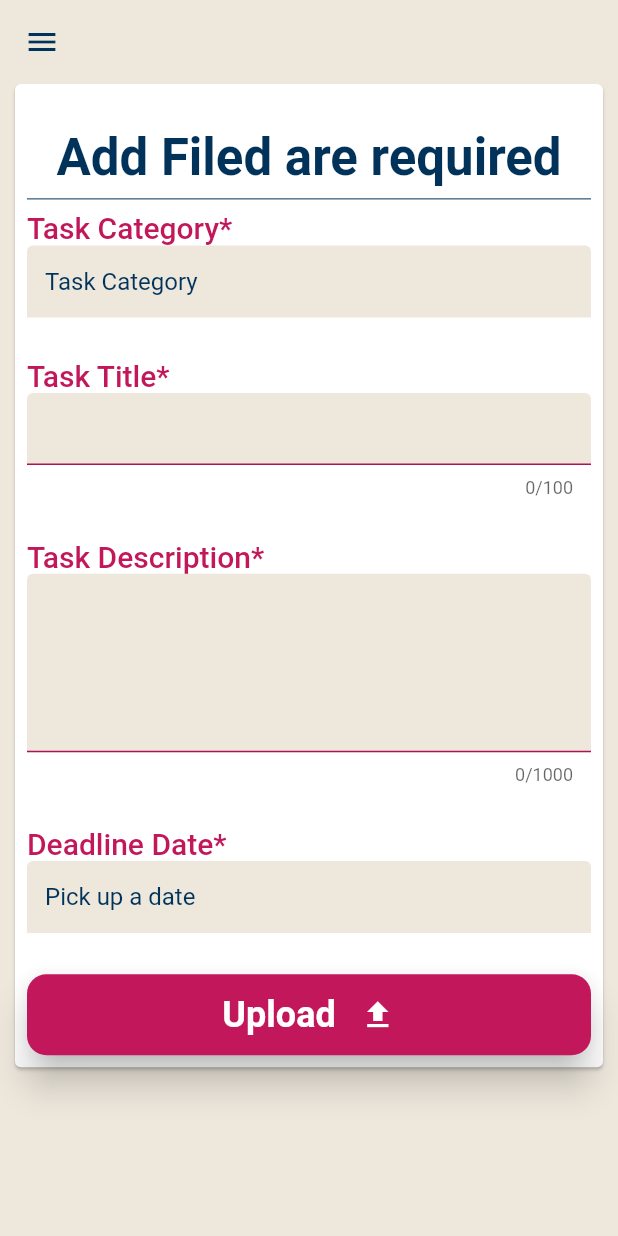
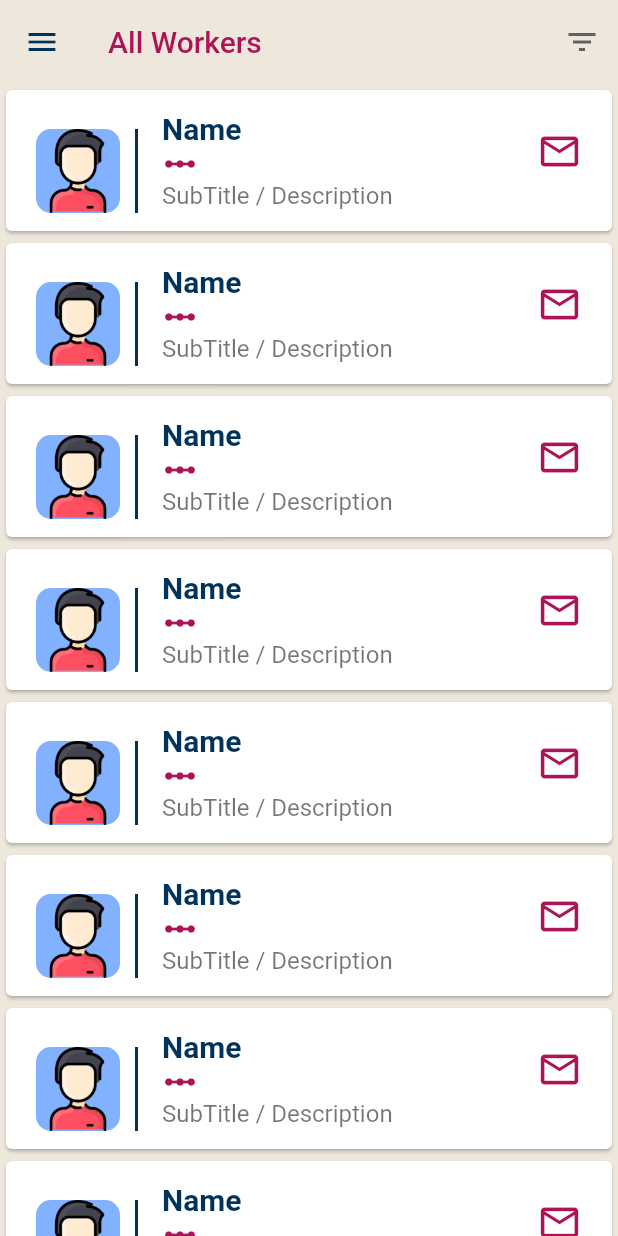
Before and after one commit to HusseinElbhrawy/Work-OS, a Flutter app: the screen it shows after launch, on a phone screen of 412 x 824 dp. Run offline on Flutter 3.47's test engine with Material 2 defaults, Android fonts, the phone set to English and light mode, and no system bars; our stand-ins replace cached_network_image, get.

Commit message:
Compelte Register Workers Screen

```diff
--- a/lib/main.dart
+++ b/lib/main.dart
@@ -1,7 +1,7 @@
 import 'package:flutter/material.dart';
 import 'package:get/get.dart';
 import 'package:work_os/utils/const/const.dart';
-import 'package:work_os/views/screens/add_task.dart';
+import 'package:work_os/views/screens/all_workers.dart';
 
 void main() {
   runApp(const MyApp());
@@ -18,7 +18,7 @@ class MyApp extends StatelessWidget {
         scaffoldBackgroundColor: kScaffoldBGColor,
         primarySwatch: Colors.blue,
       ),
-      home: AddTaskScreen(),
+      home: AllWorkersScreen(),
     );
   }
 }
--- /dev/null
+++ b/lib/views/screens/all_workers.dart
@@ -0,0 +1,99 @@
+import 'package:flutter/material.dart';
+import 'package:work_os/utils/const/const.dart';
+import 'package:work_os/views/screens/home.dart';
+import 'package:work_os/views/widgets/drawer_widget.dart';
+import 'package:work_os/views/widgets/filter_dialog.dart';
+
+class AllWorkersScreen extends StatelessWidget {
+  const AllWorkersScreen({Key? key}) : super(key: key);
+
+  @override
+  Widget build(BuildContext context) {
+    var deviceSize = MediaQuery.of(context).size;
+    return Scaffold(
+      appBar: AppBar(
+        title: Text(
+          'All Workers',
+          style: TextStyle(
+            color: Colors.pink.shade800,
+          ),
+        ),
+        backgroundColor: Theme.of(context).scaffoldBackgroundColor,
+        elevation: 0.0,
+        iconTheme: const IconThemeData(color: kDarkBlue),
+        actions: [
+          IconButton(
+            onPressed: () {
+              buildFilterDialog(
+                deviceSize,
+                tasksCategoryList: HomeScreen.tasksCategoryList,
+              );
+            },
+            icon: Icon(
+              Icons.filter_list_outlined,
+              color: Colors.grey.shade700,
+            ),
+          ),
+        ],
+      ),
+      drawer: const DrawerWidget(),
+      body: ListView.builder(
+        itemCount: 10,
+        itemBuilder: (context, index) {
+          return Card(
+            margin: EdgeInsetsDirectional.all(4),
+            child: ListTile(
+              contentPadding:
+                  EdgeInsets.symmetric(vertical: 10, horizontal: 20),
+              leading: Container(
+                decoration: BoxDecoration(
+                  border: BorderDirectional(
+                    end: BorderSide(color: kDarkBlue, width: 2),
+                  ),
+                ),
+                child: Container(
+                  margin: const EdgeInsetsDirectional.only(end: 10),
+                  child: Image.asset(
+                    'assets/images/man.png',
+                  ),
+                  decoration: BoxDecoration(
+                    color: Colors.blueAccent.shade100,
+                    borderRadius: BorderRadius.circular(10),
+                  ),
+                ),
+              ),
+              title: Text(
+                'Name',
+                style: Theme.of(context).textTheme.headline6!.copyWith(
+                      color: kDarkBlue,
+                      fontWeight: FontWeight.bold,
+                    ),
+              ),
+              subtitle: Column(
+                crossAxisAlignment: CrossAxisAlignment.start,
+                mainAxisSize: MainAxisSize.min,
+                children: [
+                  Icon(
+                    Icons.linear_scale,
+                    color: Colors.pink.shade800,
+                  ),
+                  const Text(
+                    'SubTitle / Description',
+                    maxLines: 2,
+                    overflow: TextOverflow.ellipsis,
+                    style: TextStyle(fontSize: 16),
+                  ),
+                ],
+              ),
+              trailing: Icon(
+                Icons.mail_outlined,
+                size: 30,
+                color: Colors.pink[800],
+              ),
+            ),
+          );
+        },
+      ),
+    );
+  }
+}
--- a/lib/views/widgets/drawer_widget.dart
+++ b/lib/views/widgets/drawer_widget.dart
@@ -2,6 +2,7 @@ import 'package:flutter/material.dart';
 import 'package:get/get.dart';
 import 'package:work_os/utils/const/const.dart';
 import 'package:work_os/views/screens/add_task.dart';
+import 'package:work_os/views/screens/all_workers.dart';
 import 'package:work_os/views/screens/home.dart';
 import 'package:work_os/views/widgets/custom_list_tile.dart';
 
@@ -49,7 +50,9 @@ class DrawerWidget extends StatelessWidget {
           ),
           CustomListTile(
             title: 'Register Workers',
-            onTap: () {},
+            onTap: () {
+              Get.offAll(() => const AllWorkersScreen());
+            },
             icon: Icons.workspaces_outline,
           ),
           CustomListTile(
```
Also changed, not shown: lib/views/screens/add_task.dart (+17 -5 lines), lib/views/screens/my_account.dart (added, +10 -0 lines), lib/views/widgets/filter_dialog.dart (+9 -6 lines), assets/images/man.png (added).
